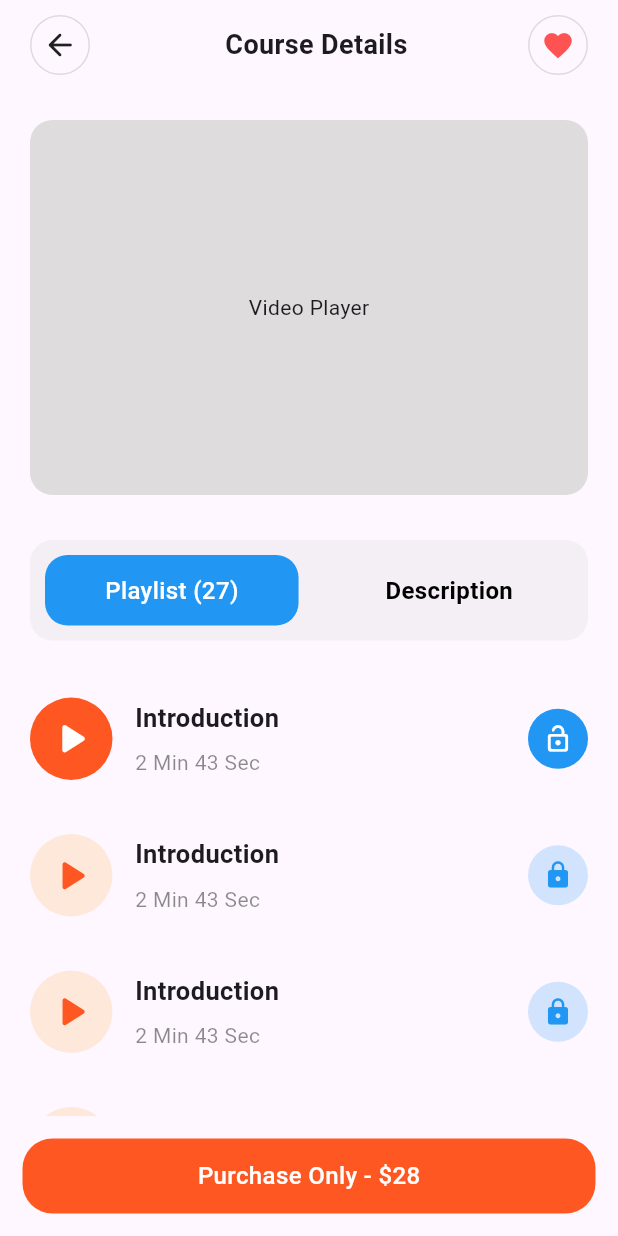
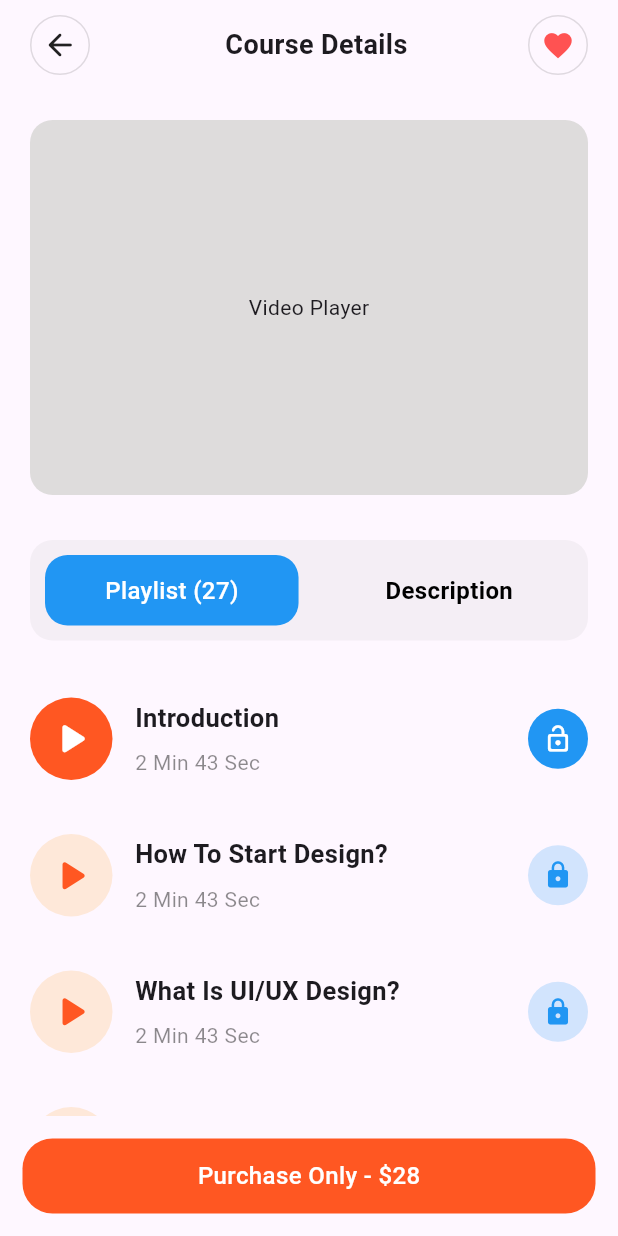
Before and after one commit to msx-git/flutter_day_4, a Flutter app: the Ui3 screen opened directly, on a phone screen of 412 x 824 dp. Run offline on Flutter 3.47's test engine with Material 3 defaults, Android fonts, the phone set to English and light mode, and no system bars.

Commit message:
Task 3 is done.

```diff
--- a/lib/ui/ui_3/ui_3.dart
+++ b/lib/ui/ui_3/ui_3.dart
@@ -4,6 +4,14 @@ import 'package:flutter_day_4/ui/ui_3/widgets/video_player.dart';
 
 class Ui3 extends StatelessWidget {
   const Ui3({super.key});
+
+  final topicTitles = const [
+    "Introduction",
+    "How To Start Design?",
+    "What Is UI/UX Design?",
+    "User Experience Design",
+    "Design Principles",
+  ];
 
   @override
   Widget build(BuildContext context) {
@@ -129,18 +137,18 @@ class Ui3 extends StatelessWidget {
                                 ),
                               ),
                               const SizedBox(width: 15),
-                              const Expanded(
+                              Expanded(
                                 child: Column(
                                   crossAxisAlignment: CrossAxisAlignment.start,
                                   children: [
                                     Text(
-                                      "Introduction",
-                                      style: TextStyle(
+                                      topicTitles[i],
+                                      style: const TextStyle(
                                           fontWeight: FontWeight.w600,
                                           fontSize: 17),
                                     ),
-                                    SizedBox(height: 8),
-                                    Text(
+                                    const SizedBox(height: 8),
+                                    const Text(
                                       "2 Min 43 Sec",
                                       style: TextStyle(
                                           fontSize: 14, color: Colors.black45),
```
